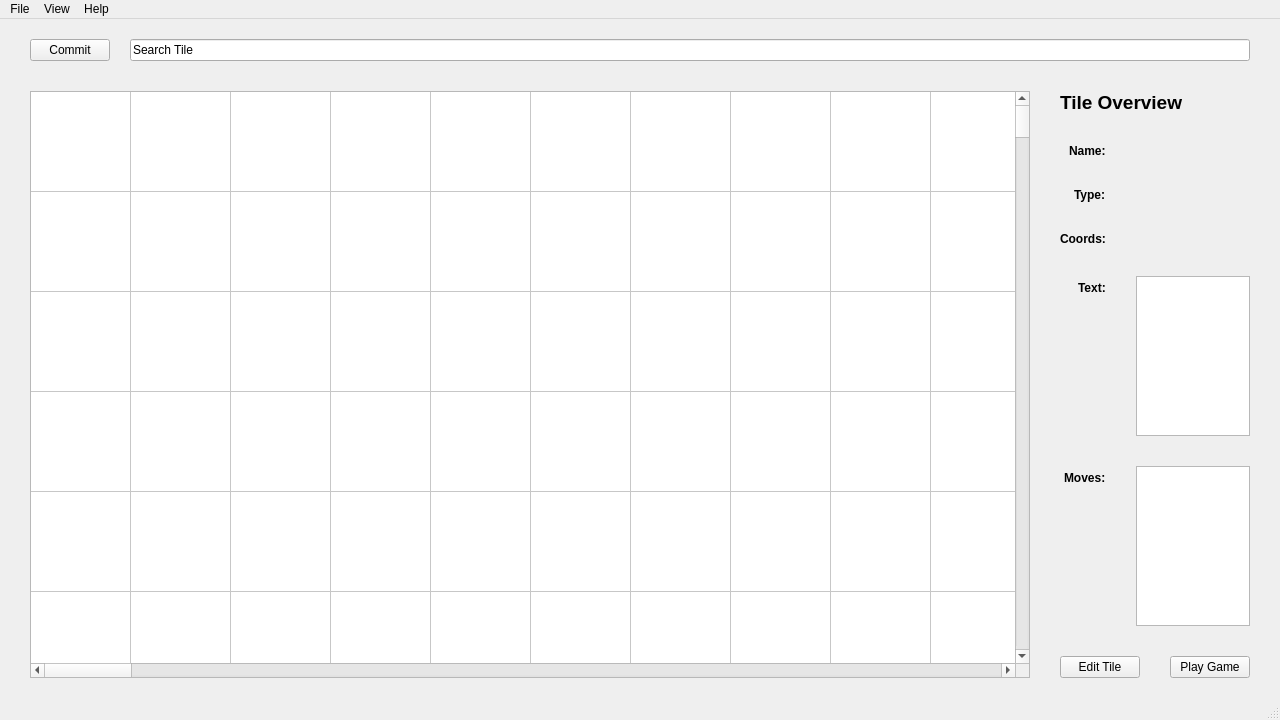
Before: the Qt Designer form UI_Layouts/mainMenuForm.ui in 20dj-kws-sdd/tbrpggepp, drawn with Qt 5.
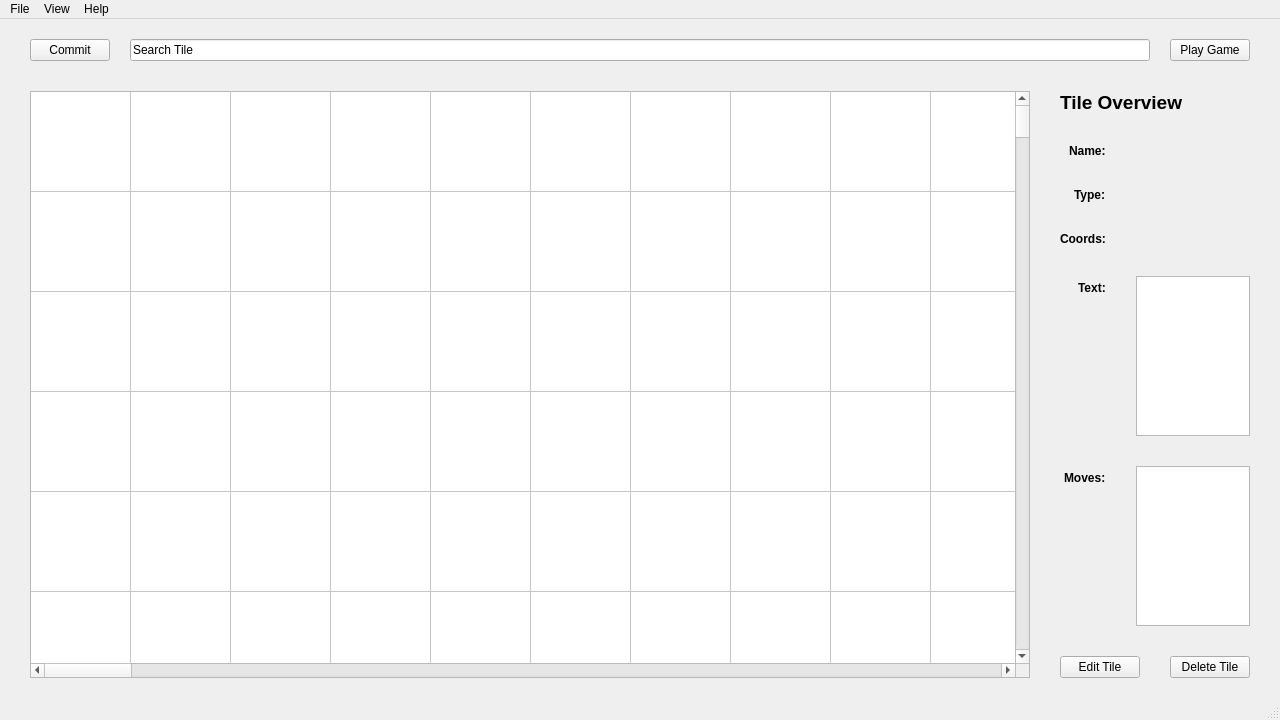
After: the same form once the commit is applied.

Diff of the .ui file:
```diff
--- a/UI_Layouts/mainMenuForm.ui
+++ b/UI_Layouts/mainMenuForm.ui
@@ -52,6 +52,13 @@
         </property>
        </widget>
       </item>
+      <item>
+       <widget class="QPushButton" name="btnPlayGame">
+        <property name="text">
+         <string>Play Game</string>
+        </property>
+       </widget>
+      </item>
      </layout>
     </item>
     <item>
@@ -438,9 +445,9 @@
            </widget>
           </item>
           <item>
-           <widget class="QPushButton" name="btnPlayGame">
+           <widget class="QPushButton" name="btnDeleteTile">
             <property name="text">
-             <string>Play Game</string>
+             <string>Delete Tile</string>
             </property>
            </widget>
           </item>
```
